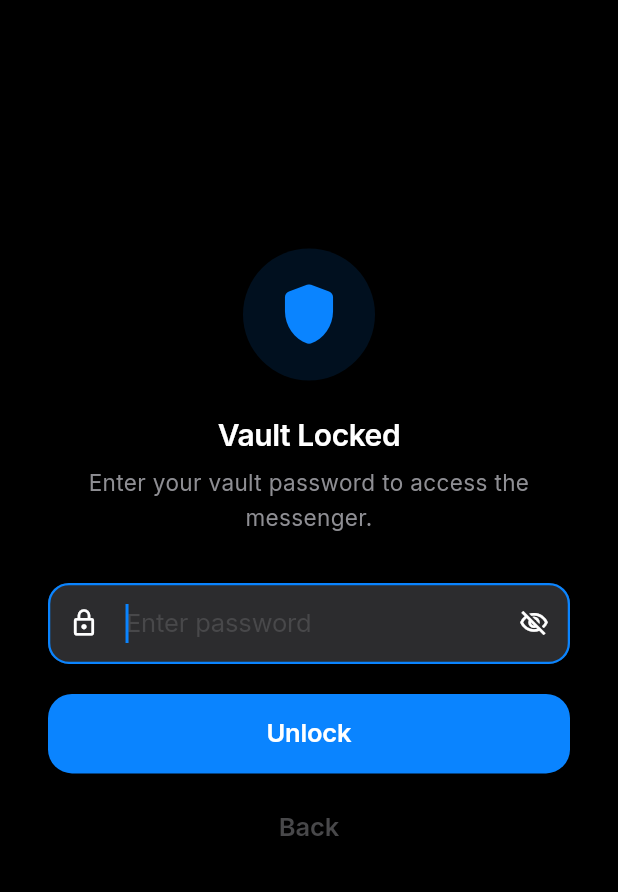
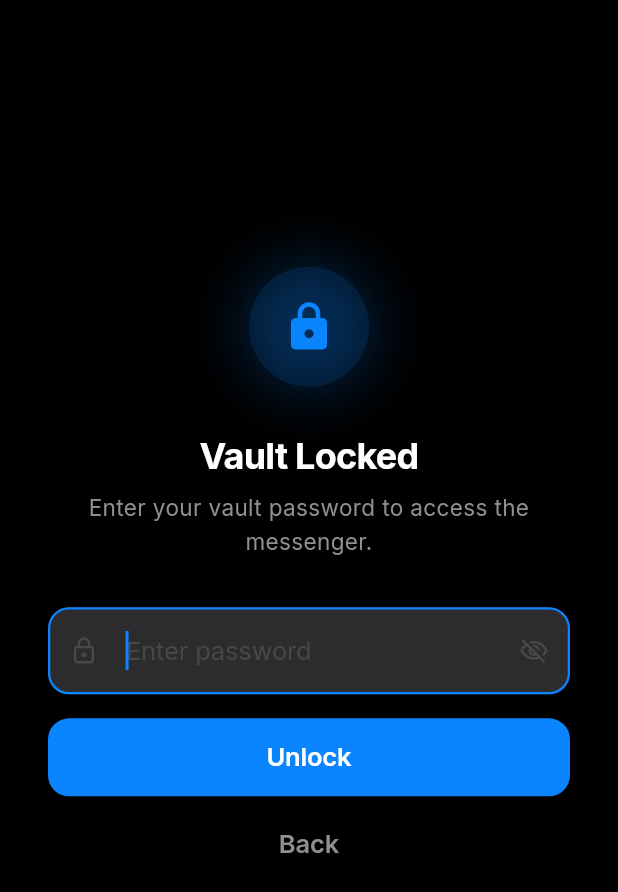
Before and after one commit to Marco-P-Keller/krypta, a Flutter app: the VaultPasswordScreen screen opened directly with empty values, on a phone screen of 412 x 824 dp. Shown: the top 892 px of the screen. Run offline on Flutter 3.47's test engine with Material 3 defaults, Android fonts, the light colour scheme and no system bars; our stand-ins replace cloud_firestore, equatable, firebase_auth, firebase_core, firebase_messaging, flutter_secure_storage and 3 more; missing offline and left inert: cryptography, mobile_scanner; accounts and stored records are empty.

Commit message:
design: vault lock screen — glowing icon, shake animation on wrong password

```diff
--- a/lib/features/auth/presentation/vault_password_screen.dart
+++ b/lib/features/auth/presentation/vault_password_screen.dart
@@ -1,6 +1,7 @@
 import 'package:flutter/material.dart';
 import '../../../l10n/app_localizations.dart';
 import '../../../theme/app_colors.dart';
+import '../../../theme/app_spacing.dart';
 
 /// Full-screen vault password gate.
 /// Shown after the calculator secret code, before the messenger.
@@ -18,135 +19,215 @@ class VaultPasswordScreen extends StatefulWidget {
   State<VaultPasswordScreen> createState() => _VaultPasswordScreenState();
 }
 
-class _VaultPasswordScreenState extends State<VaultPasswordScreen> {
+class _VaultPasswordScreenState extends State<VaultPasswordScreen>
+    with SingleTickerProviderStateMixin {
   final _controller = TextEditingController();
+  late final AnimationController _shakeCtrl;
+  late final Animation<double> _shakeAnim;
   bool _isLoading = false;
   bool _obscure = true;
   String? _error;
 
   @override
+  void initState() {
+    super.initState();
+    _shakeCtrl = AnimationController(
+        vsync: this, duration: const Duration(milliseconds: 400));
+    _shakeAnim = Tween(begin: 0.0, end: 1.0).animate(
+      CurvedAnimation(parent: _shakeCtrl, curve: Curves.elasticOut),
+    );
+  }
+
+  @override
   void dispose() {
     _controller.dispose();
+    _shakeCtrl.dispose();
     super.dispose();
   }
 
   Future<void> _submit() async {
     final pw = _controller.text;
     if (pw.isEmpty) return;
-
     setState(() {
       _isLoading = true;
       _error = null;
     });
 
     final ok = await widget.onVerify(pw);
-
     if (!mounted) return;
 
     if (!ok) {
+      _controller.clear();
+      _shakeCtrl.forward(from: 0);
       setState(() {
         _isLoading = false;
         _error = AppLocalizations.of(context)!.wrongPassword;
       });
-      _controller.clear();
     }
   }
 
   @override
   Widget build(BuildContext context) {
     final l10n = AppLocalizations.of(context)!;
-    final isDark = Theme.of(context).brightness == Brightness.dark;
 
     return Scaffold(
+      backgroundColor: AppColors.backgroundDark,
       body: SafeArea(
         child: Padding(
-          padding: const EdgeInsets.symmetric(horizontal: 32),
+          padding: const EdgeInsets.symmetric(horizontal: AppSpacing.xl),
           child: Column(
             children: [
-              const Spacer(flex: 2),
-              Container(
-                padding: const EdgeInsets.all(20),
+              const Spacer(flex: 3),
+
+              // Glow icon
+              AnimatedBuilder(
+                animation: _shakeAnim,
+                builder: (context, child) {
+                  final progress = _shakeAnim.value;
+                  final shake =
+                      (progress * 6 * 3.14159).clamp(-1.0, 1.0) * 12;
+                  return Transform.translate(
+                    offset: Offset(shake * (1 - progress), 0),
+                    child: child,
+                  );
+                },
+                child: Container(
+                  width: 80,
+                  height: 80,
                   decoration: BoxDecoration(
-                  color: AppColors.primary.withValues(alpha: 0.12),
+                    color: AppColors.accent.withValues(alpha: 0.12),
                     shape: BoxShape.circle,
+                    boxShadow: [
+                      BoxShadow(
+                        color: AppColors.accent.withValues(alpha: 0.25),
+                        blurRadius: 32,
+                        spreadRadius: 4,
                       ),
-                child: const Icon(Icons.shield_rounded,
-                    size: 48, color: AppColors.primary),
+                    ],
                   ),
-              const SizedBox(height: 24),
+                  child: const Icon(Icons.lock_rounded,
+                      size: 36, color: AppColors.accent),
+                ),
+              ),
+
+              const SizedBox(height: AppSpacing.xl),
+
               Text(
                 l10n.vaultPasswordTitle,
-                style: Theme.of(context).textTheme.headlineSmall,
+                style: Theme.of(context).textTheme.headlineMedium?.copyWith(
+                      color: AppColors.textPrimaryDark,
+                    ),
                 textAlign: TextAlign.center,
               ),
-              const SizedBox(height: 8),
+
+              const SizedBox(height: AppSpacing.sm),
+
               Text(
                 l10n.vaultPasswordHint,
                 style: Theme.of(context).textTheme.bodyMedium?.copyWith(
-                      color: isDark
-                          ? AppColors.textSecondaryDark
-                          : AppColors.textSecondaryLight,
+                      color: AppColors.textSecondaryDark,
                     ),
                 textAlign: TextAlign.center,
               ),
-              const SizedBox(height: 32),
-              TextField(
+
+              const SizedBox(height: AppSpacing.xl),
+
+              // Password field with shake animation
+              AnimatedBuilder(
+                animation: _shakeAnim,
+                builder: (context, child) {
+                  final progress = _shakeAnim.value;
+                  final shake =
+                      (progress * 6 * 3.14159).clamp(-1.0, 1.0) * 10;
+                  return Transform.translate(
+                    offset: Offset(shake * (1 - progress), 0),
+                    child: child,
+                  );
+                },
+                child: TextField(
                   controller: _controller,
                   obscureText: _obscure,
                   autofocus: true,
                   textInputAction: TextInputAction.done,
+                  onSubmitted: (_) => _submit(),
+                  style: const TextStyle(
+                    color: AppColors.textPrimaryDark,
+                    fontSize: 17,
+                  ),
                   decoration: InputDecoration(
+                    filled: true,
+                    fillColor: AppColors.surfaceElevatedDark,
                     hintText: l10n.enterPassword,
                     errorText: _error,
-                  prefixIcon: const Icon(Icons.lock_outline, size: 20),
+                    border: OutlineInputBorder(
+                      borderRadius:
+                          BorderRadius.circular(AppSpacing.radiusMd),
+                      borderSide: BorderSide.none,
+                    ),
+                    enabledBorder: OutlineInputBorder(
+                      borderRadius:
+                          BorderRadius.circular(AppSpacing.radiusMd),
+                      borderSide: BorderSide.none,
+                    ),
+                    focusedBorder: OutlineInputBorder(
+                      borderRadius:
+                          BorderRadius.circular(AppSpacing.radiusMd),
+                      borderSide: const BorderSide(
+                          color: AppColors.accent, width: 1.5),
+                    ),
+                    prefixIcon: const Icon(Icons.lock_outline,
+                        size: 20, color: AppColors.textTertiaryDark),
                     suffixIcon: IconButton(
                       icon: Icon(
                         _obscure
                             ? Icons.visibility_off_outlined
                             : Icons.visibility_outlined,
                         size: 20,
+                        color: AppColors.textTertiaryDark,
                       ),
                       onPressed: () => setState(() => _obscure = !_obscure),
                     ),
-                  border: OutlineInputBorder(
-                    borderRadius: BorderRadius.circular(16),
+                    contentPadding: const EdgeInsets.symmetric(
+                        horizontal: 16, vertical: 16),
                   ),
                 ),
-                onSubmitted: (_) => _submit(),
               ),
-              const SizedBox(height: 20),
+
+              const SizedBox(height: AppSpacing.md),
+
               SizedBox(
                 width: double.infinity,
-                child: ElevatedButton(
+                height: 52,
+                child: FilledButton(
                   onPressed: _isLoading ? null : _submit,
-                  style: ElevatedButton.styleFrom(
-                    padding: const EdgeInsets.symmetric(vertical: 16),
+                  style: FilledButton.styleFrom(
+                    backgroundColor: AppColors.accent,
+                    foregroundColor: Colors.white,
                     shape: RoundedRectangleBorder(
-                      borderRadius: BorderRadius.circular(16),
+                      borderRadius:
+                          BorderRadius.circular(AppSpacing.radiusMd),
                     ),
                   ),
                   child: _isLoading
                       ? const SizedBox(
                           width: 20,
                           height: 20,
-                          child: CircularProgressIndicator(strokeWidth: 2),
+                          child: CircularProgressIndicator(
+                              strokeWidth: 2, color: Colors.white),
                         )
                       : Text(l10n.unlock),
                 ),
               ),
-              const SizedBox(height: 12),
+
+              const SizedBox(height: AppSpacing.sm),
+
               TextButton(
                 onPressed: widget.onCancel,
-                child: Text(
-                  l10n.back,
-                  style: TextStyle(
-                    color: isDark
-                        ? AppColors.textTertiaryDark
-                        : AppColors.textTertiaryLight,
+                child: Text(l10n.back,
+                    style: const TextStyle(color: AppColors.textSecondaryDark)),
               ),
-                ),
-              ),
-              const Spacer(flex: 3),
+
+              const Spacer(flex: 4),
             ],
           ),
         ),
```
Lines whose indentation alone changed are shown as unchanged.
